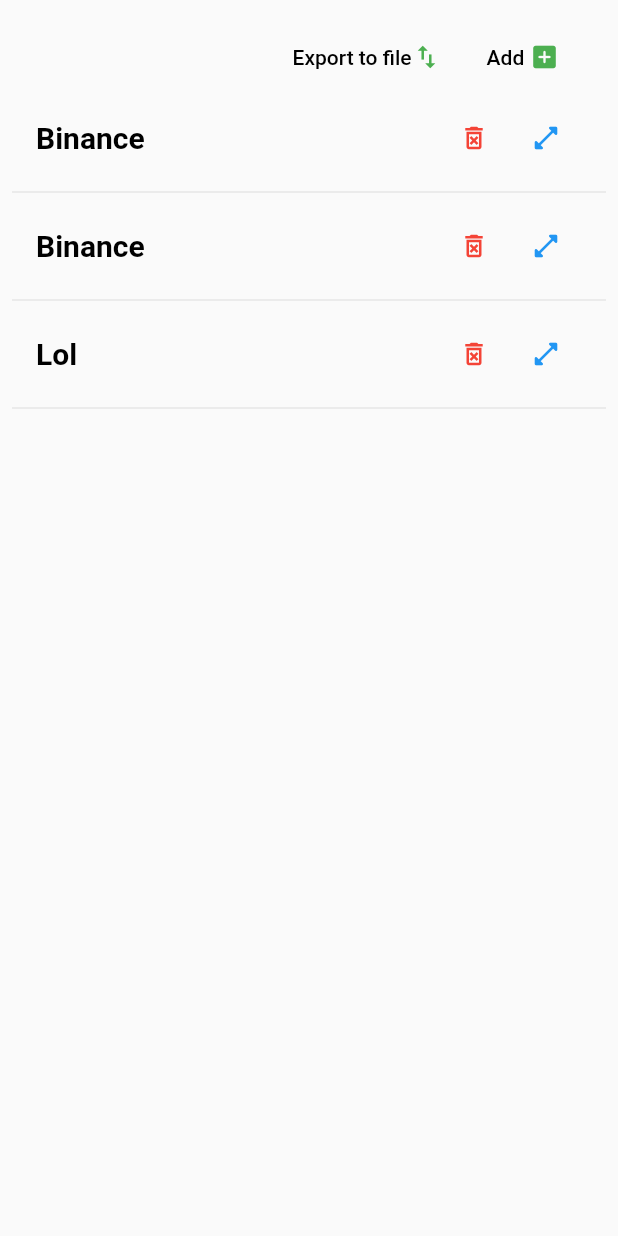
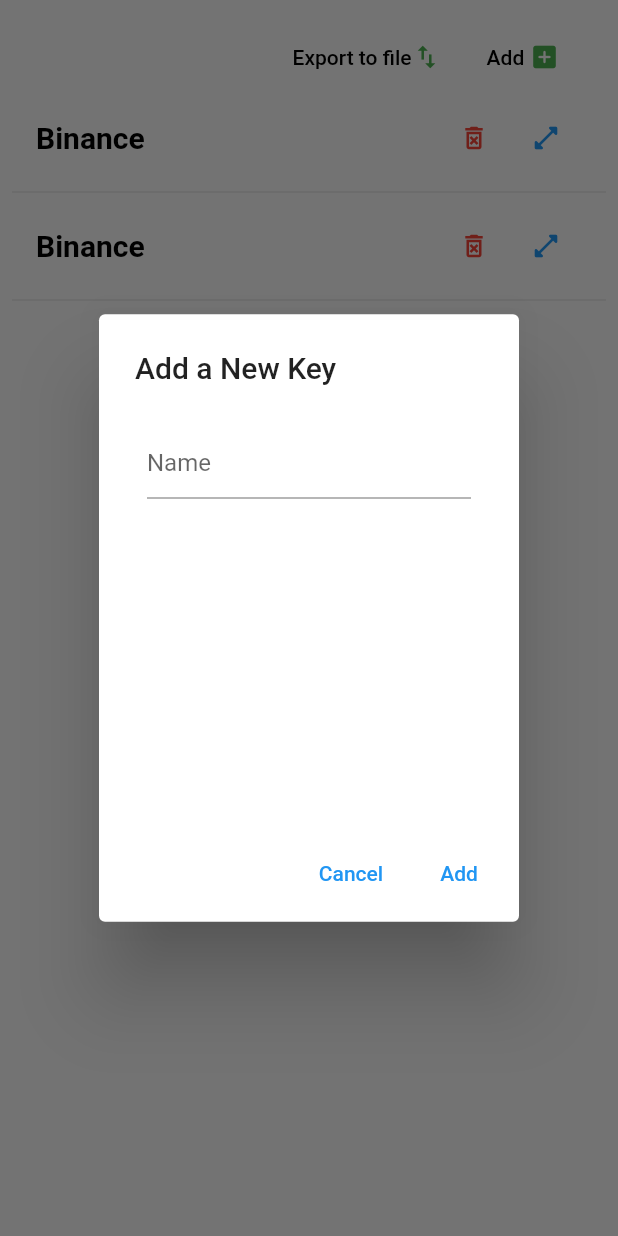
Before and after one commit to sudonims/PvtKeyManager, a Flutter app: the KeysShow widget shown alone on an empty page, opened directly, after a tap on "Add", on a phone screen of 412 x 824 dp. Run offline on Flutter 3.47's test engine with Material 2 defaults, Android fonts, the phone set to English and light mode, and no system bars; our stand-ins replace file_picker; missing offline and left inert: aes_crypt.

Commit message:
add new key

```diff
--- a/lib/helpers/Keys.dart
+++ b/lib/helpers/Keys.dart
@@ -2,6 +2,8 @@
   String _id;
   String _name;
   List<String> _secrets;
+
+  PrivateKey();
 
   set id(String id) {
     this._id = id;
--- a/lib/screens/KeysShow.dart
+++ b/lib/screens/KeysShow.dart
@@ -1,3 +1,6 @@
+import 'dart:convert';
+
+import 'package:crypto/crypto.dart';
 import 'package:crypto_key_manager/models/PrivateKeysModel.dart';
 import 'package:flutter/material.dart';
 import 'package:crypto_key_manager/helpers/Keys.dart';
@@ -56,13 +59,65 @@
                           style: TextButton.styleFrom(
                             padding: EdgeInsets.fromLTRB(15, 20, 15, 0),
                           ),
-                          onPressed: () {
-                            PrivateKeysContext.addKey = PrivateKey.fromJSON({
-                              'id': DateTime.now().toString(),
-                              'name': "Lol",
-                              'secrets': ["Lol1", "Lol2"]
-                            });
-                          },
+                          onPressed: () => showDialog(
+                              context: context,
+                              builder: (BuildContext context) {
+                                var name = TextEditingController();
+                                return AlertDialog(
+                                  title: Text("Add a New Key"),
+                                  content: Container(
+                                      height: 250,
+                                      width: 175,
+                                      child: Column(
+                                        children: <Widget>[
+                                          Padding(
+                                            padding: EdgeInsets.all(8.0),
+                                            child: TextFormField(
+                                              keyboardType: TextInputType.text,
+                                              controller: name,
+                                              decoration: InputDecoration(
+                                                  hintText: "Name"),
+                                            ),
+                                          ),
+                                        ],
+                                      )),
+                                  actions: <Widget>[
+                                    TextButton(
+                                        onPressed: () {
+                                          Navigator.pop(context);
+                                        },
+                                        child: Text("Cancel")),
+                                    TextButton(
+                                        onPressed: () {
+                                          try {
+                                            PrivateKey key = new PrivateKey();
+                                            key.name = name.text;
+                                            key.id = md5
+                                                .convert(utf8.encode(name.text +
+                                                    DateTime.now().toString()))
+                                                .toString();
+                                            PrivateKeysContext.addKey = key;
+                                            Navigator.pop(context);
+                                            ScaffoldMessenger.of(context)
+                                                .showSnackBar(SnackBar(
+                                              content:
+                                                  Text("Key added succefully"),
+                                              backgroundColor: Colors.blue,
+                                            ));
+                                          } catch (e) {
+                                            print(e);
+                                            Navigator.pop(context);
+                                            ScaffoldMessenger.of(context)
+                                                .showSnackBar(SnackBar(
+                                              content: Text("Error Occured"),
+                                              backgroundColor: Colors.red,
+                                            ));
+                                          }
+                                        },
+                                        child: Text("Add"))
+                                  ],
+                                );
+                              }),
                           child: Column(
                             children: <Widget>[
                               Row(children: <Widget>[
@@ -101,6 +156,7 @@
                             IconButton(
                                 onPressed: () {
                                   print("Icon Delete Pressed " + key.getId);
+                                  PrivateKeysContext.removeKey = key;
                                 },
                                 icon: Icon(
                                   Icons.delete_forever_outlined,
--- a/pubspec.yaml
+++ b/pubspec.yaml
@@ -33,6 +33,7 @@
   permission_handler: ^8.1.1
   file_picker: ^3.0.3
   provider: ^5.0.0
+  crypto: ^3.0.1
 
 dev_dependencies:
   flutter_test:
```
Also changed, not shown: pubspec.lock.
